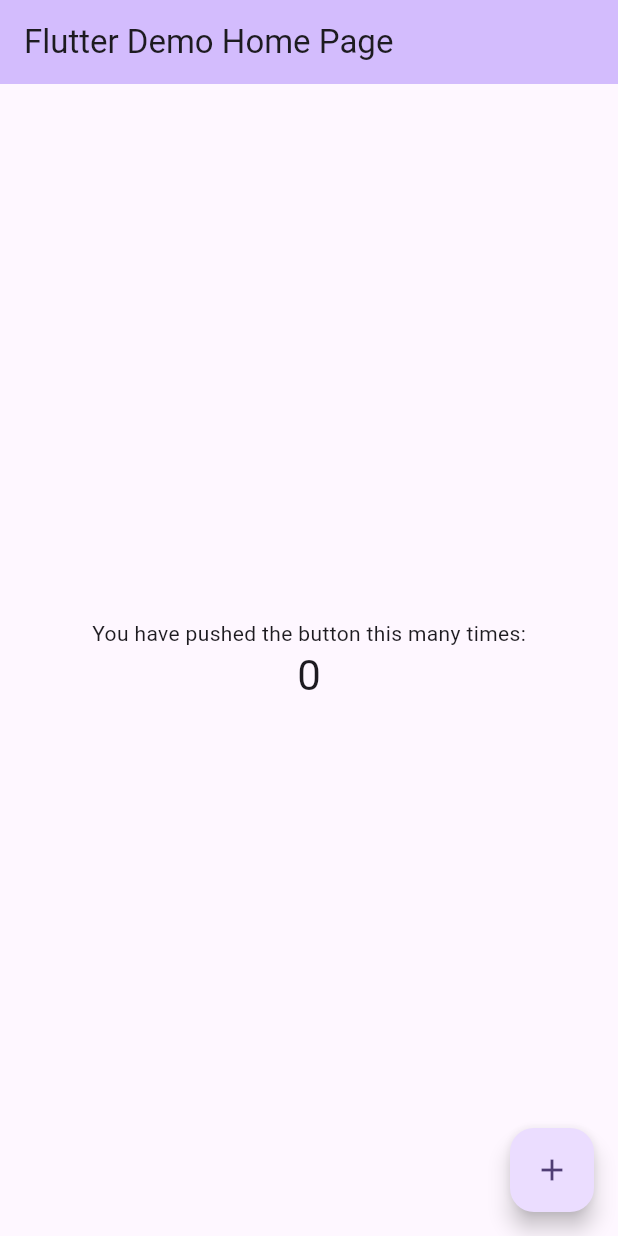
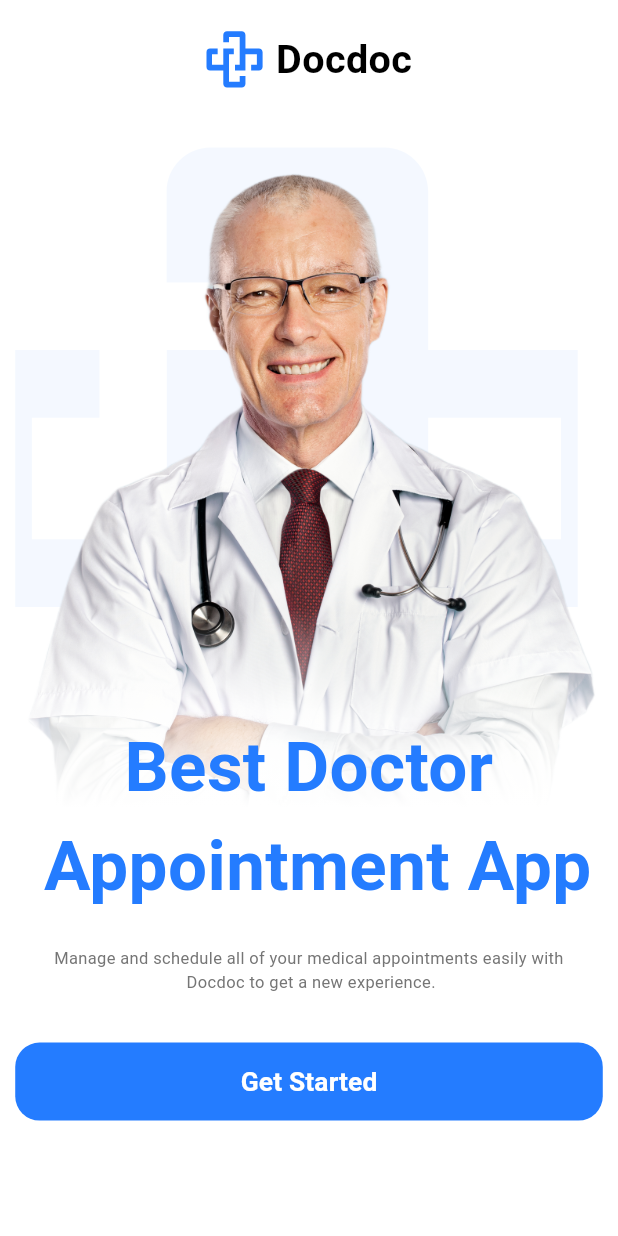
Before and after one commit to AbdulrahmaBakr/doctor_booking, a Flutter app: the screen it shows after launch, on a phone screen of 412 x 824 dp. Run offline on Flutter 3.47's test engine with Material 3 defaults, Android fonts, the phone set to English and light mode, and no system bars; our stand-ins replace flutter_screenutil, flutter_svg.

Commit message:
onBoarding

```diff
--- /dev/null
+++ b/devtools_options.yaml
@@ -0,0 +1,3 @@
+description: This file stores settings for Dart & Flutter DevTools.
+documentation: https://docs.flutter.dev/tools/devtools/extensions#configure-extension-enablement-states
+extensions:
--- /dev/null
+++ b/lib/core/app_consts/app_assets.dart
@@ -0,0 +1,13 @@
+const String svgImagePath = "assets/image/svg/";
+const String pngImagePath = "assets/image/png/";
+
+class AppAssets {
+  //!svg
+  static const String appLogo = '${svgImagePath}appLogo.svg';
+  static const String onBoardingBackgroundLogo = '${svgImagePath}backgroundLogo.svg';
+  static const String doctorImage = '${svgImagePath}doctorImage.svg';
+
+  //!png
+  static const String appLogoPng = '${pngImagePath}onBoarding_doctor.png';
+
+}
--- /dev/null
+++ b/lib/core/app_consts/app_sizes.dart
@@ -0,0 +1,29 @@
+import 'package:flutter_screenutil/flutter_screenutil.dart';
+
+class AppSizes {
+  static double ph8 = 8.0.h;
+  static double ph10 = 10.0.h;
+  static double ph12 = 12.0.h;
+  static double ph16 = 16.0.h;
+  static double ph20 = 20.0.h;
+  static double ph24 = 24.0.h;
+  static double ph32 = 32.0.h;
+  static double ph38 = 38.0.h;
+
+  static double pw8 = 8.0.w;
+  static double pw10 = 10.0.w;
+  static double pw12 = 12.0.w;
+  static double pw16 = 16.0.w;
+  static double pw20 = 20.0.w;
+  static double pw24 = 24.0.w;
+  static double pw38 = 38.0.w;
+
+  static double sp42 = 42.sp;
+  static double sp35 = 35.sp;
+  static double sp32 = 32.sp;
+  static double sp24 = 24.sp;
+  static double sp16 = 16.sp;
+  static double sp14 = 14.sp;
+  static double sp10 = 10.sp;
+  static double sp8 = 8.sp;
+}
--- /dev/null
+++ b/lib/core/app_consts/app_strings.dart
@@ -0,0 +1,6 @@
+class AppStrings {
+
+  static const String appName = "Doctor Booking";
+  static const String appTitle = "Docdoc";
+  static const String getStarted = "Get Started";
+}
--- /dev/null
+++ b/lib/core/helper/extension.dart
@@ -0,0 +1,20 @@
+import 'package:flutter/widgets.dart';
+
+extension Navigation on BuildContext {
+  Future<dynamic> pushNamed(String routeName, {Object? arguments}) {
+    return Navigator.of(this).pushNamed(routeName, arguments: arguments);
+  }
+
+  Future<dynamic> pushReplacementNamed(String routeName, {Object? arguments}) {
+    return Navigator.of(this)
+        .pushReplacementNamed(routeName, arguments: arguments);
+  }
+
+  Future<dynamic> pushNamedAndRemoveUntil(String routeName,
+      {Object? arguments, required RoutePredicate predicate}) {
+    return Navigator.of(this)
+        .pushNamedAndRemoveUntil(routeName, predicate, arguments: arguments);
+  }
+
+  void pop() => Navigator.of(this).pop();
+}
--- /dev/null
+++ b/lib/core/routing/app_router.dart
@@ -0,0 +1,27 @@
+import 'package:doctor_booking/core/routing/routes.dart';
+import 'package:doctor_booking/features/authentecation/sing_in_screen.dart';
+import 'package:doctor_booking/features/on_boarding_screen/on_boarding_screen.dart';
+import 'package:flutter/material.dart';
+
+class AppRouter {
+  Route generateRoute(RouteSettings settings) {
+    switch (settings.name) {
+      case Routes.onBoardingScreen:
+        return MaterialPageRoute(
+          builder: (_) => const OnBoardingScreen(),
+        ); // MaterialPageRoute
+      case Routes.signInScreen:
+        return MaterialPageRoute(
+          builder: (_) => const SignInScreen(),
+        ); // MaterialPageRoute
+      default:
+        return MaterialPageRoute(
+          builder: (_) => Scaffold(
+            body: Center(
+              child: Text('No route defined for ${settings.name}'),
+            ), // Center
+          ), // Scaffold
+        ); // MaterialPageRoute
+    }
+  }
+}
--- /dev/null
+++ b/lib/core/routing/routes.dart
@@ -0,0 +1,7 @@
+class Routes {
+  static const String onBoardingScreen = '/onBoardingScreen';
+  static const String signInScreen = '/singInScreen';
+  static const String registerScreen = '/registerScreen';
+  // static const String profile = '/profile';
+  // static const String profileEdit = '/profile/edit';
+}
--- /dev/null
+++ b/lib/core/theme/app_colors.dart
@@ -0,0 +1,11 @@
+import 'package:flutter/material.dart';
+
+class AppColors {
+  static const Color primaryColor = Color(0xff247CFF);
+  static const Color primaryTextColor = Color(0xff242424);
+  static const Color secondaryTextColor = Color(0xff757575);
+  static const Color greenColor = Color(0xff22C55E);
+  static const Color whiteColor = Color(0xffFFFFFF);
+  static const Color blackColor = Color(0xff000000);
+  static const Color secondaryBlackColor = Color(0xff757575);
+}
--- /dev/null
+++ b/lib/core/theme/text_style.dart
@@ -0,0 +1,33 @@
+import 'package:doctor_booking/core/app_consts/app_sizes.dart';
+import 'package:doctor_booking/core/theme/app_colors.dart';
+import 'package:flutter/material.dart';
+
+class TextStyles {
+  static TextStyle font24Black700Weight = TextStyle(
+    fontSize: AppSizes.sp24,
+    fontWeight: FontWeight.w700,
+    color: AppColors.blackColor,
+  );
+  static TextStyle font10Black400Weight = TextStyle(
+    fontSize: AppSizes.sp10,
+    fontWeight: FontWeight.w400,
+    color: AppColors.secondaryTextColor,
+  );
+
+  static TextStyle font32BlueBold = TextStyle(
+    fontSize: AppSizes.sp42,
+    fontWeight: FontWeight.w700,
+    color: AppColors.primaryColor,
+  );
+
+  static TextStyle font16BlueBold = TextStyle(
+    fontSize: AppSizes.sp16,
+    fontWeight: FontWeight.bold,
+    color: AppColors.primaryColor,
+  );
+  static TextStyle font16WhiteBold = TextStyle(
+    fontSize: AppSizes.sp16,
+    fontWeight: FontWeight.w600,
+    color: Colors.white,
+  );
+}
--- /dev/null
+++ b/lib/doc_app.dart
@@ -0,0 +1,25 @@
+import 'package:doctor_booking/core/app_consts/app_strings.dart';
+import 'package:doctor_booking/core/routing/app_router.dart';
+import 'package:doctor_booking/core/routing/routes.dart';
+import 'package:doctor_booking/core/theme/app_colors.dart';
+import 'package:flutter/material.dart';
+import 'package:flutter_screenutil/flutter_screenutil.dart';
+
+class DocApp extends StatelessWidget {
+  final AppRouter appRouter;
+  const DocApp({super.key, required this.appRouter});
+
+  @override
+  Widget build(BuildContext context) {
+    return ScreenUtilInit(
+      designSize: const Size(375, 812),
+      child: MaterialApp(
+        title: AppStrings.appName,
+        theme: ThemeData(primaryColor: AppColors.primaryColor, scaffoldBackgroundColor: AppColors.whiteColor),
+        debugShowCheckedModeBanner: false,
+        onGenerateRoute: appRouter.generateRoute,
+        initialRoute: Routes.onBoardingScreen,
+      ),
+    );
+  }
+}
--- /dev/null
+++ b/lib/features/authentecation/sing_in_screen.dart
@@ -0,0 +1,10 @@
+ import 'package:flutter/material.dart';
+
+class SignInScreen extends StatelessWidget {
+  const SignInScreen({super.key});
+
+  @override
+  Widget build(BuildContext context) {
+    return Container();
+  }
+}
--- /dev/null
+++ b/lib/features/on_boarding_screen/on_boarding_screen.dart
@@ -0,0 +1,93 @@
+import 'package:doctor_booking/core/app_consts/app_assets.dart';
+import 'package:doctor_booking/core/app_consts/app_sizes.dart';
+import 'package:doctor_booking/core/app_consts/app_strings.dart';
+import 'package:doctor_booking/core/theme/app_colors.dart';
+import 'package:doctor_booking/core/theme/text_style.dart';
+import 'package:flutter/material.dart';
+import 'package:flutter_svg/flutter_svg.dart';
+
+class OnBoardingScreen extends StatelessWidget {
+  const OnBoardingScreen({super.key});
+
+  @override
+  Widget build(BuildContext context) {
+    return Scaffold(
+      body: SafeArea(
+        child: Padding(
+          padding: EdgeInsets.symmetric(vertical: AppSizes.ph20, horizontal: AppSizes.ph10),
+          child: Column(
+            children: [
+              Row(
+                mainAxisAlignment: MainAxisAlignment.center,
+                children: [
+                  SvgPicture.asset(
+                    AppAssets.appLogo,
+                    height: AppSizes.ph38,
+                    width: AppSizes.ph38,
+                  ),
+                  SizedBox(width: AppSizes.ph8),
+                  Text(
+                    AppStrings.appTitle,
+                    style: TextStyles.font24Black700Weight,
+                  )
+                ],
+              ),
+              SizedBox(height: AppSizes.ph38),
+              Stack(
+                children: [
+                  SvgPicture.asset(
+                    AppAssets.onBoardingBackgroundLogo,
+                  ),
+                  Container(
+                    foregroundDecoration: BoxDecoration(
+                        gradient: LinearGradient(
+                      begin: Alignment.bottomCenter,
+                      end: Alignment.topCenter,
+                      colors: [
+                        Colors.white,
+                        Colors.white.withOpacity(0.0),
+                      ],
+                      stops: const [0.14, .4],
+                    )),
+                    child: Image.asset(
+                      AppAssets.appLogoPng,
+                    ),
+                  ),
+                  Positioned(
+                      bottom: 0,
+                      left: 0,
+                      right: 0,
+                      child: Text(
+                        'Best Doctor \n Appointment App',
+                        style: TextStyles.font32BlueBold,
+                        textAlign: TextAlign.center,
+                      ))
+                ],
+              ),
+              SizedBox(height: AppSizes.ph20),
+              Text('Manage and schedule all of your medical appointments easily with\n Docdoc to get a new experience.',
+                  textAlign: TextAlign.center, style: TextStyles.font10Black400Weight),
+              SizedBox(height: AppSizes.ph32),
+              TextButton(
+                style: ButtonStyle(
+                  backgroundColor: WidgetStateProperty.all<Color>(AppColors.primaryColor),
+                  minimumSize: WidgetStateProperty.all<Size>(const Size(double.infinity, 52)),
+                  shape: WidgetStateProperty.all<RoundedRectangleBorder>(
+                    RoundedRectangleBorder(
+                      borderRadius: BorderRadius.circular(AppSizes.ph16),
+                    ),
+                  ),
+                ),
+                onPressed: () {},
+                child: Text(
+                  AppStrings.getStarted,
+                  style: TextStyles.font16WhiteBold.copyWith(color: Colors.white),
+                ),
+              )
+            ],
+          ),
+        ),
+      ),
+    );
+  }
+}
--- a/lib/main.dart
+++ b/lib/main.dart
@@ -1,71 +1,9 @@
+import 'package:doctor_booking/core/routing/app_router.dart';
+import 'package:doctor_booking/doc_app.dart';
 import 'package:flutter/material.dart';
 
 void main() {
-  runApp(const MyApp());
+  runApp(  DocApp(
+    appRouter: AppRouter(),
+  ));
 }
-
-class MyApp extends StatelessWidget {
-  const MyApp({super.key});
-
-  // This widget is the root of your application.
-  @override
-  Widget build(BuildContext context) {
-    return MaterialApp(
-      debugShowCheckedModeBanner: false,
-      title: 'Flutter Demo',
-      theme: ThemeData(
-        colorScheme: ColorScheme.fromSeed(seedColor: Colors.deepPurple),
-        useMaterial3: true,
-      ),
-      home: const MyHomePage(title: 'Flutter Demo Home Page'),
-    );
-  }
-}
-
-class MyHomePage extends StatefulWidget {
-  const MyHomePage({super.key, required this.title});
-
-  final String title;
-
-  @override
-  State<MyHomePage> createState() => _MyHomePageState();
-}
-
-class _MyHomePageState extends State<MyHomePage> {
-  int _counter = 0;
-
-  void _incrementCounter() {
-    setState(() {
-      _counter++;
-    });
-  }
-
-  @override
-  Widget build(BuildContext context) {
-    return Scaffold(
-      appBar: AppBar(
-        backgroundColor: Theme.of(context).colorScheme.inversePrimary,
-        title: Text(widget.title),
-      ),
-      body: Center(
-        child: Column(
-          mainAxisAlignment: MainAxisAlignment.center,
-          children: <Widget>[
-            const Text(
-              'You have pushed the button this many times:',
-            ),
-            Text(
-              '$_counter',
-              style: Theme.of(context).textTheme.headlineMedium,
-            ),
-          ],
-        ),
-      ),
-      floatingActionButton: FloatingActionButton(
-        onPressed: _incrementCounter,
-        tooltip: 'Increment',
-        child: const Icon(Icons.add),
-      ),
-    );
-  }
-}
--- a/pubspec.yaml
+++ b/pubspec.yaml
@@ -44,8 +44,9 @@ dev_dependencies:
 
 flutter:
   uses-material-design: true
-  # assets:
-  #   - images/a_dot_burr.jpeg
+  assets:
+    - assets/image/svg/
+    - assets/image/png/
   # fonts:
   #   - family: Schyler
   #     fonts:
```
Also changed, not shown: assets/image/png/onBoarding_doctor.png (added), assets/image/svg/appLogo.svg (added), assets/image/svg/backgroundLogo.svg (added), 2 other files.
